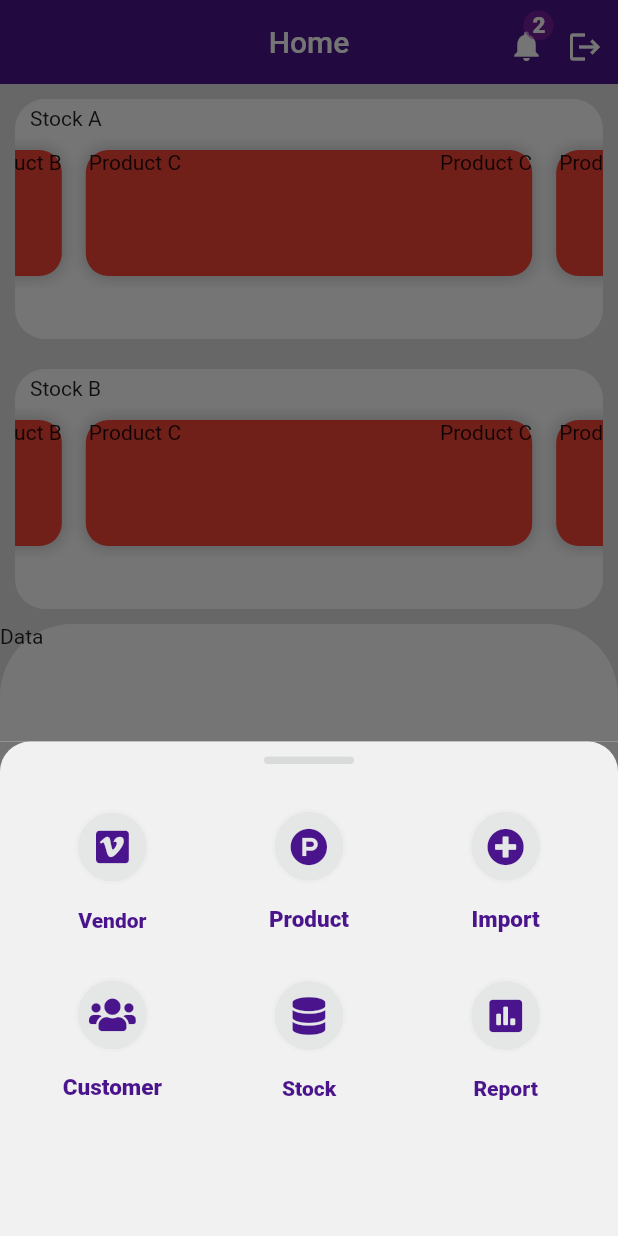
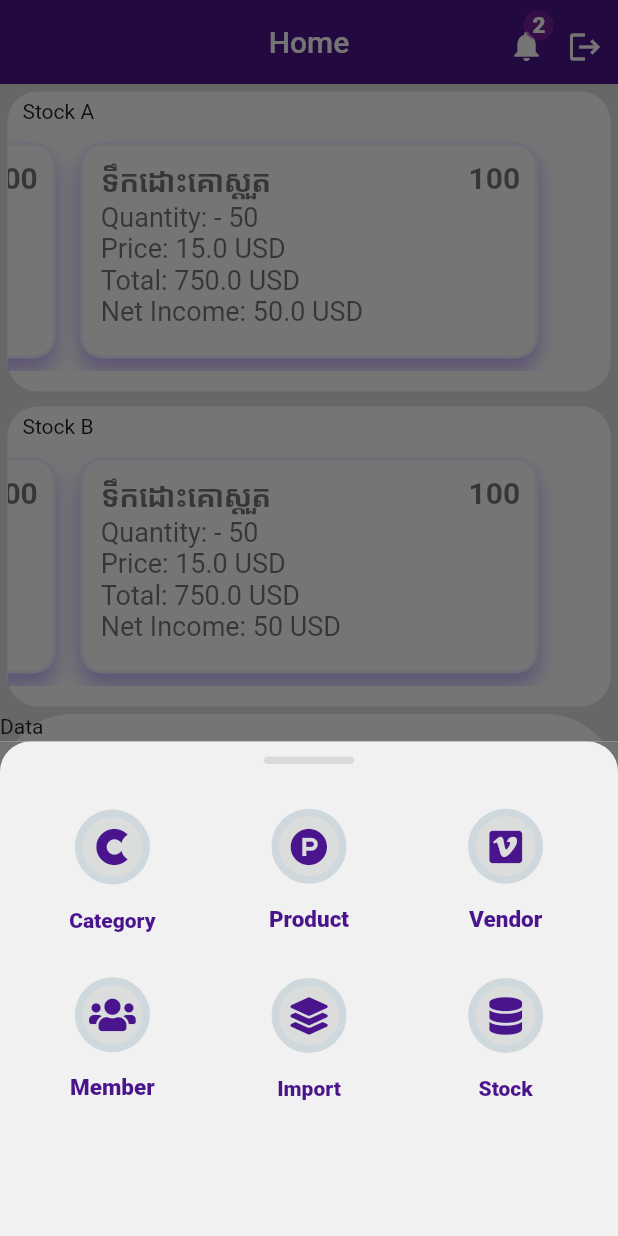
Before and after one commit to EanDalin0012/sale_managment_flutter_app, a Flutter app: the screen it shows after launch, item 3 of the bottom bar chosen, on a phone screen of 412 x 824 dp. Run offline on Flutter 3.47's test engine with Material 2 defaults, Android fonts, the light colour scheme and no system bars; our stand-ins replace charts_flutter, flutter_icons, font_awesome_flutter.

Commit message:
button sheet

```diff
--- a/lib/screens/home/HomeScreen.dart
+++ b/lib/screens/home/HomeScreen.dart
@@ -23,9 +23,9 @@ class _HomeScreenState extends State<HomeScreen> {
                 Column(
                   children: stockDetailData.map((e) =>
                     Container(
-                      height: 160,
+                      height: 200,
                       width: size.width,
-                      margin: EdgeInsets.all(10),
+                      margin: EdgeInsets.all(5),
                       decoration: BoxDecoration(
                           color: Colors.white,
                           borderRadius: BorderRadius.all(Radius.circular(20))),
@@ -40,7 +40,7 @@ class _HomeScreenState extends State<HomeScreen> {
                             SliverToBoxAdapter(
                                 child: Container(
                                   width: MediaQuery.of(context).size.width,
-                                  height: 100,
+                                  height: 160,
                                   margin: EdgeInsets.only(top: 5),
                                   child: PageView(
                                     controller: PageController(viewportFraction: 0.8,initialPage: 2),
--- a/lib/screens/home/widgets/product_card.dart
+++ b/lib/screens/home/widgets/product_card.dart
@@ -11,29 +11,58 @@ class ProductCard extends StatefulWidget {
 }
 
 class _ProductCardState extends State<ProductCard> {
+  final TextStyle stats = TextStyle(fontWeight: FontWeight.bold, fontSize: 20.0, color: Colors.black54);
+  final TextStyle stats1 = TextStyle(fontWeight: FontWeight.normal, fontSize: 18.0, color: Colors.black54);
   @override
   Widget build(BuildContext context) {
     return Container(
       margin: EdgeInsets.symmetric(horizontal: 8,vertical: 8),
       decoration:
       BoxDecoration(
-          color: Colors.red,
+          color: Colors.white,
           borderRadius: BorderRadius.circular(15),
+          border: Border.all(color: Colors.deepPurpleAccent.withOpacity(0.1), width: 2),
           boxShadow: [
-            BoxShadow(
-                color: Colors.black.withOpacity(0.2),
-                spreadRadius: 1,
-                blurRadius: 8
-            )
+            BoxShadow(color: Colors.deepPurpleAccent.withOpacity(0.4),offset: Offset(0,8), blurRadius: 10)
           ]),
       child: Container(
         margin: EdgeInsets.only(left: 2),
-        child: Row(
-          mainAxisAlignment: MainAxisAlignment.spaceBetween,
-          crossAxisAlignment: CrossAxisAlignment.start,
+        padding: EdgeInsets.all(10),
+        child: Column(
+
           children: <Widget>[
-            Text(widget.productStockDetails.productName),
-            Text(widget.productStockDetails.productName)
+            Row(
+              mainAxisAlignment: MainAxisAlignment.spaceBetween,
+              crossAxisAlignment: CrossAxisAlignment.start,
+              children: <Widget>[
+                Text(widget.productStockDetails.productName , style: stats),
+                Text(widget.productStockDetails.totalQuantity.toString(),style: stats),
+              ],
+            ),
+            Row(
+              crossAxisAlignment: CrossAxisAlignment.start,
+              children: <Widget>[
+                Text('Quantity: - '+widget.productStockDetails.soldQuantity.toString() , style: stats1)
+              ],
+            ),
+            Row(
+              crossAxisAlignment: CrossAxisAlignment.start,
+              children: <Widget>[
+                Text('Price: '+widget.productStockDetails.price.toString()+' USD' , style: stats1)
+              ],
+            ),
+            Row(
+              crossAxisAlignment: CrossAxisAlignment.start,
+              children: <Widget>[
+                Text('Total: '+widget.productStockDetails.total.toString() +' USD' , style: stats1)
+              ],
+            ),
+            Row(
+              crossAxisAlignment: CrossAxisAlignment.start,
+              children: <Widget>[
+                Text('Net Income: '+widget.productStockDetails.netIncome.toString() +' USD' , style: stats1)
+              ],
+            ),
           ],
         )
       ),
--- a/lib/screens/home/widgets/sheet_container.dart
+++ b/lib/screens/home/widgets/sheet_container.dart
@@ -10,13 +10,13 @@ class SheetContainer extends StatefulWidget {
 }
 
 class _SheetContainerState extends State<SheetContainer> {
-  var colorContain = Color(0xffd9dbdb).withOpacity(0.5);
+  var colorContain = Color(0xffd9dbdb).withOpacity(0.9);
   Color _textColor= Colors.purple[900];
   Color _iconColor = Colors.purple[900];
   double _iconSize = 25;
   double wContainer = 60;
   double hContainer = 50;
-
+  BoxBorder border = Border.all(color: Colors.blueGrey[100], width: 5);
 
   @override
   Widget build(BuildContext context) {
@@ -84,12 +84,12 @@ class _SheetContainerState extends State<SheetContainer> {
                   decoration: BoxDecoration(
                     color: colorContain,
                     borderRadius: BorderRadius.circular(50),
-                      border: Border.all(color: Colors.grey[200], width: 2)
+                      border: border
                   ),
-                  child: Center(child: FaIcon(FontAwesomeIcons.vimeo,size: _iconSize , color: _iconColor,)),
+                  child: Center(child: FaIcon(FontAwesomeIcons.cuttlefish,size: _iconSize , color: _iconColor,)),
                 ),
                 SizedBox(height: 5,),
-                Text('Vendor',style: TextStyle(fontWeight: FontWeight.w900, color: Colors.purple[900])),
+                Text('Category',style: TextStyle(fontWeight: FontWeight.w900, color: Colors.purple[900])),
               ],
             ),
           ),
@@ -114,7 +114,7 @@ class _SheetContainerState extends State<SheetContainer> {
                   decoration: BoxDecoration(
                       color: colorContain,
                     borderRadius: BorderRadius.circular(50),
-                    border: Border.all(color: Colors.grey[200], width: 2)
+                    border: border
                   ),
                   child: Center(child: FaIcon(FontAwesomeIcons.productHunt,size: _iconSize,color: _iconColor)),
                 ),
@@ -141,12 +141,12 @@ class _SheetContainerState extends State<SheetContainer> {
                   decoration: BoxDecoration(
                       color: colorContain,
                     borderRadius: BorderRadius.circular(50),
-                    border: Border.all(color: Colors.grey[200], width: 2)
+                    border: border
                   ),
-                  child: Center(child: FaIcon(FontAwesomeIcons.plusCircle,size: _iconSize,color: _iconColor)),
+                  child: Center(child: FaIcon(FontAwesomeIcons.vimeo,size: _iconSize,color: _iconColor)),
                 ),
                 SizedBox(height: 5,),
-                Text('Import',style: TextStyle(fontWeight: FontWeight.w900, fontSize: 15,color: Colors.purple[900])),
+                Text('Vendor',style: TextStyle(fontWeight: FontWeight.w900, fontSize: 15,color: Colors.purple[900])),
               ],
             ),
           ),
@@ -179,12 +179,12 @@ class _SheetContainerState extends State<SheetContainer> {
                   decoration: BoxDecoration(
                     color: colorContain,
                     borderRadius: BorderRadius.circular(50),
-                    border: Border.all(color: Colors.grey[200], width: 2)
+                    border: border
                   ),
                   child:Center(child: FaIcon(FontAwesomeIcons.users,size: _iconSize,color: _iconColor)),
                 ),
                 SizedBox(height: 5,),
-                Text('Customer',style: TextStyle(fontWeight: FontWeight.w900, fontSize: 15,color: Colors.purple[900])),
+                Text('Member',style: TextStyle(fontWeight: FontWeight.w900, fontSize: 15,color: Colors.purple[900])),
               ],
             ),
           ),
@@ -206,12 +206,12 @@ class _SheetContainerState extends State<SheetContainer> {
                   decoration: BoxDecoration(
                     color: colorContain,
                     borderRadius: BorderRadius.circular(50),
-                    border: Border.all(color: Colors.grey[200], width: 2)
+                    border: border
                   ),
-                  child: Center(child: FaIcon(FontAwesomeIcons.database,size: _iconSize,color: _iconColor)),
+                  child: Center(child: FaIcon(FontAwesomeIcons.layerGroup,size: _iconSize,color: _iconColor)),
                 ),
                 SizedBox(height: 5,),
-                Text('Stock',style: TextStyle(fontWeight: FontWeight.w900, color: Colors.purple[900]),),
+                Text('Import',style: TextStyle(fontWeight: FontWeight.w900, color: Colors.purple[900]),),
               ],
             ),
           ),
@@ -233,13 +233,13 @@ class _SheetContainerState extends State<SheetContainer> {
                   decoration: BoxDecoration(
                     color: colorContain,
                     borderRadius: BorderRadius.circular(50),
-                    border: Border.all(color: Colors.grey[200], width: 2)
+                    border: border
 
                   ),
-                  child: Center(child: FaIcon(FontAwesomeIcons.poll,size: _iconSize, color: _iconColor,)),
+                  child: Center(child: FaIcon(FontAwesomeIcons.database,size: _iconSize, color: _iconColor,)),
                 ),
                 SizedBox(height: 5,),
-                Text('Report',style: TextStyle(fontWeight: FontWeight.w900, color: Colors.purple[900])),
+                Text('Stock',style: TextStyle(fontWeight: FontWeight.w900, color: Colors.purple[900])),
               ],
             ),
           ),
--- a/lib/screens/notification/notification_screen.dart
+++ b/lib/screens/notification/notification_screen.dart
@@ -25,21 +25,21 @@ class _NotificationScreenState extends State<NotificationScreen> {
           padding: EdgeInsets.only(
               top: 5
           ),
-          child: Column(
-            mainAxisAlignment: MainAxisAlignment.spaceBetween,
-            children: <Widget>[
-              IconButton(
-                icon: const Icon(Icons.navigate_before,size: 30),
-                tooltip: 'Show Snackbar',
-                onPressed: () {
-                  Navigator.push(
-                    context,
-                    MaterialPageRoute(builder: (context) => HomeScreen()),
-                  );
-                },
-              ),
-            ],
-          ),
+          // child: Column(
+          //   mainAxisAlignment: MainAxisAlignment.spaceBetween,
+          //   children: <Widget>[
+          //     IconButton(
+          //       icon: const Icon(Icons.navigate_before,size: 30),
+          //       tooltip: 'Show Snackbar',
+          //       onPressed: () {
+          //         Navigator.push(
+          //           context,
+          //           MaterialPageRoute(builder: (context) => HomeScreen()),
+          //         );
+          //       },
+          //     ),
+          //   ],
+          // ),
         )
     );
   }
--- a/lib/share/model/data/stock_details_data.dart
+++ b/lib/share/model/data/stock_details_data.dart
@@ -4,20 +4,17 @@ final List<StockDetails> stockDetailsData = [
   StockDetails(
       "Stock A",
       [
-        ProductStockDetails('Product A',100,50,1210,100),
-        ProductStockDetails('Product B',100,50,1210,100),
-        ProductStockDetails('Product C',100,50,1210,100),
-        ProductStockDetails('Product D',100,50,1210,100),
-        ProductStockDetails('Product E',100,50,1210,100)
+        ProductStockDetails('P-White',100,50,22.00,1100.00, 100.00),
+        ProductStockDetails('TAMARIND Scrub',100,50,10.00,500.00, 50.00),
+        ProductStockDetails('ទឹកដោះគោស្តួត',100,50,15.00,750.00, 50.00)
       ]
   ),
   StockDetails(
       "Stock B",
       [
-        ProductStockDetails('Product A',100,50,1210,100),
-        ProductStockDetails('Product B',100,50,1210,100),
-        ProductStockDetails('Product C',100,50,1210,100),
-        ProductStockDetails('Product D',100,50,1210,100)
+        ProductStockDetails('P-White',100,50,22.00,1100.00, 100),
+        ProductStockDetails('TAMARIND Scrub',100,50,10.00,500.00, 50),
+        ProductStockDetails('ទឹកដោះគោស្តួត',100,50,15.00,750.00, 50)
       ]
   ),
 ];
--- a/lib/share/model/stock_details_model.dart
+++ b/lib/share/model/stock_details_model.dart
@@ -9,6 +9,7 @@ class ProductStockDetails {
   final int totalQuantity;
   final int soldQuantity;
   final num price;
+  final num total;
   final num netIncome;
-  ProductStockDetails(this.productName, this.totalQuantity, this.soldQuantity, this.price,this.netIncome);
+  ProductStockDetails(this.productName, this.totalQuantity, this.soldQuantity, this.price,this.total, this.netIncome);
 }
```
